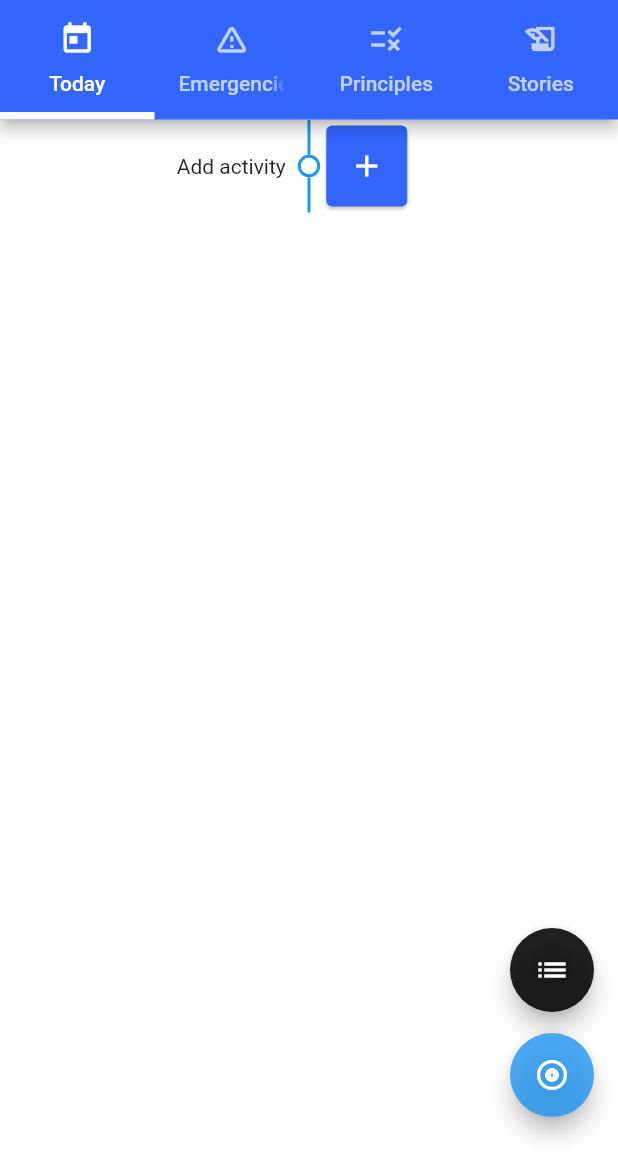
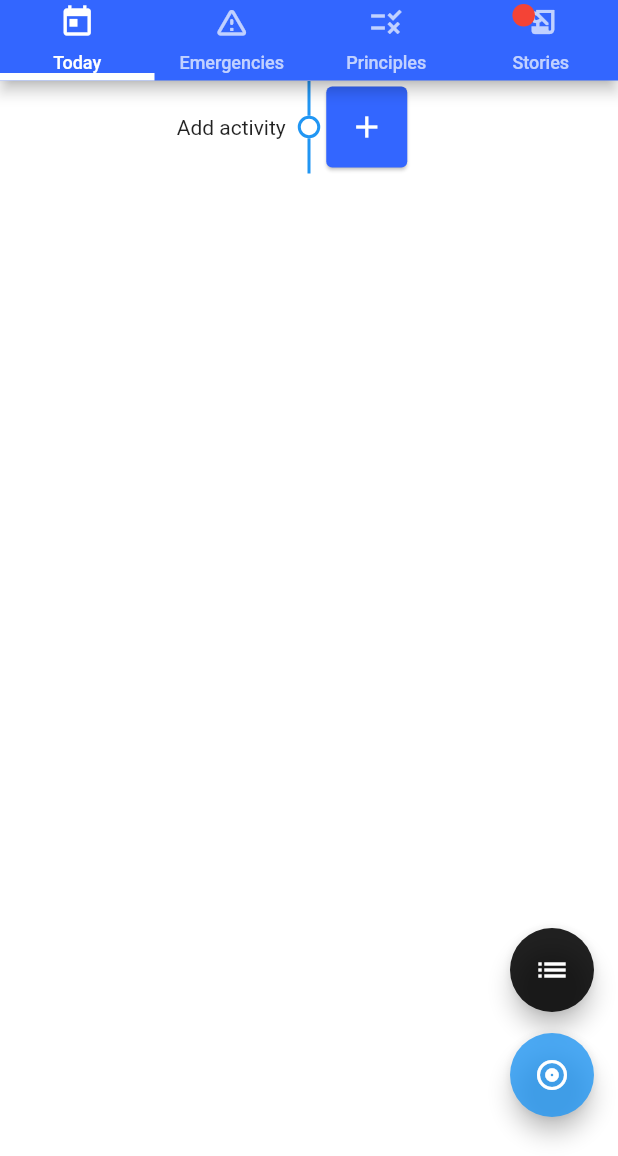
Before and after one commit to LFGaius/My-Day-App, a Flutter app: the screen it shows after launch, after a tap on "Skip", on a phone screen of 412 x 824 dp, the part 80-1236 px from its top. Run offline on Flutter 3.47's test engine with Material 2 defaults, Android fonts, the phone set to English and light mode, and no system bars; drawn by our look-alikes of timelines; our stand-ins replace dots_indicator, expandable, flutter_local_notifications, fluttertoast, rflutter_alert, sembast and 2 more; missing offline and left inert: fitted_text_field_container, pedantic.

Commit message:
noitification on stories when yesterday's story is available and not yet opened

```diff
--- a/lib/pages/home_page.dart
+++ b/lib/pages/home_page.dart
@@ -15,6 +15,7 @@ import 'package:my_day_app/widgets/time_picker.dart';
 import 'package:pedantic/pedantic.dart';
 import 'package:rflutter_alert/rflutter_alert.dart';
 import 'package:sembast/sembast.dart';
+import 'package:shared_preferences/shared_preferences.dart';
 import 'package:timelines/timelines.dart';
 
 class HomePage extends StatefulWidget {
@@ -31,11 +32,22 @@ class HomePage extends StatefulWidget {
 class _HomePageState extends State<HomePage> {
   GlobalKey<ScaffoldState> scaffoldKey= new GlobalKey<ScaffoldState>();
   int activeTab;
+  String storiesOpened='';
+  get yesterdayStoryAvailableButNotOpened{
+    DateTime yesterday=DateTime.now().add(Duration(days: -1));
+    return !storiesOpened.contains('${yesterday.day}-${yesterday.month}-${yesterday.year}');
+  }
   @override
   void initState() {
     // TODO: implement initState
     activeTab=widget.startTab!=null?widget.startTab:0;
-    print('activeTab  $activeTab');
+    SharedPreferences.getInstance().then((prefs){
+      print('storiesOpened $storiesOpened');
+      if(mounted)
+        setState(() {
+          storiesOpened=prefs.getString('myday_stories_opened')!=null?prefs.getString('myday_stories_opened'):'';
+        });
+    });
     super.initState();
   }
 
@@ -63,10 +75,64 @@ class _HomePageState extends State<HomePage> {
             indicatorColor: Colors.white,
             indicatorWeight: 5,
             tabs: [
-              Tab(icon: Icon(Icons.today),text: 'Today',),
-              Tab(icon: Icon(Icons.warning_amber_rounded),text: 'Emergencies'),
-              Tab(icon: Icon(Icons.rule),text: 'Principles'),
-              Tab(icon: Icon(Icons.history_edu_sharp),text: 'Stories'),
+              Tab(child: Column(
+                mainAxisAlignment: MainAxisAlignment.spaceBetween,
+                children: [
+                  Icon(Icons.today),
+                  Text(
+                      'Today',
+                    style: TextStyle(
+                      fontSize: 12
+                    ),
+                  )
+                ],
+              )),
+              Tab(child: Column(
+                mainAxisAlignment: MainAxisAlignment.spaceBetween,
+                children: [
+                  Column(
+                    children: [
+                      Icon(Icons.warning_amber_rounded),
+                    ],
+                  ),
+                  Text(
+                      'Emergencies',
+                    style: TextStyle(
+                      fontSize: 12,
+
+                    ),
+                  )
+                ],
+              )),
+              Tab(child: Column(
+                mainAxisAlignment: MainAxisAlignment.spaceBetween,
+                children: [
+                  Icon(Icons.rule),
+                  Text(
+                      'Principles',
+                    style: TextStyle(
+                      fontSize: 12
+                    ),
+                  )
+                ],
+              )),
+              Tab(child:  Stack(
+                  children: [
+                    Column(
+                      mainAxisAlignment: MainAxisAlignment.spaceBetween,
+                      children: [
+                        Icon(Icons.history_edu_sharp),
+                        Text(
+                            'Stories',
+                          style: TextStyle(
+                            fontSize: 12
+                          ),
+                        )
+                      ],
+                    ),
+                    if(yesterdayStoryAvailableButNotOpened) Positioned(top:0,child: Indicator.dot(color: Colors.red)),
+                  ]
+              )),
             ],
           ),
         ),
--- a/lib/widgets/tab_bar_view_stories.dart
+++ b/lib/widgets/tab_bar_view_stories.dart
@@ -165,8 +165,8 @@ class _TabBarViewStoriesState extends State<TabBarViewStories> {
                 ),
                 if(!storiesOpened.contains(days[days.length-index-1])) Positioned(//not opened indicator
                   top: -5,
-                  right: 3,
-                  child: Indicator.dot(color: ConfigDatas.appBlueColor,size: 15,)
+                  right: 10,
+                  child: Indicator.dot(color: Colors.red,size: 15,)
                 ),
               ],
             ),
```
Also changed, not shown: lib/pages/story_page.dart (line endings or trailing spaces).
